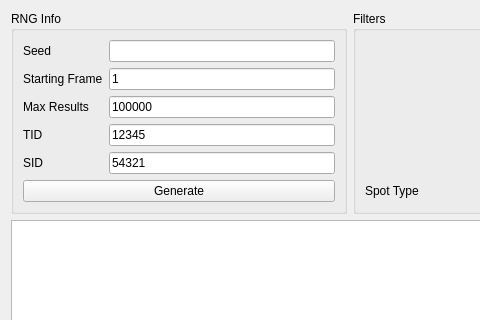
Before: the Qt Designer form Forms/Gen3/Tools/PokeSpot.ui in Admiral-Fish/PokeFinder, drawn with Qt 5; both pictures show x 0 to 480 and y 0 to 320 of the 700 by 600 pixel window.
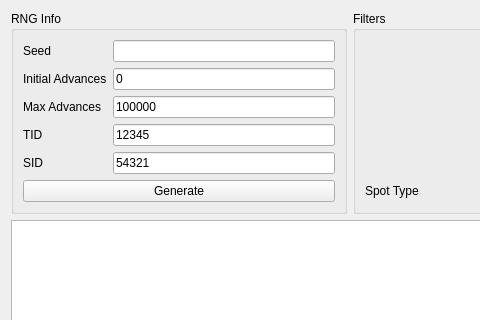
After: the same form once the commit is applied. Custom widgets are drawn as their Qt base class.

Commit message: Rename frame to advance, and start from advance 0 (closes #108) (#113)

Patch:
```diff
--- a/Forms/Gen3/Tools/PokeSpot.ui
+++ b/Forms/Gen3/Tools/PokeSpot.ui
@@ -49,14 +49,14 @@
       <item row="1" column="0">
        <widget class="QLabel" name="labelStartingFrame">
         <property name="text">
-         <string>Starting Frame</string>
+         <string>Initial Advances</string>
         </property>
        </widget>
       </item>
       <item row="1" column="1">
        <widget class="TextBox" name="textBoxStartingFrame">
         <property name="text">
-         <string notr="true">1</string>
+         <string notr="true">0</string>
         </property>
         <property name="maxLength">
          <number>10</number>
@@ -66,7 +66,7 @@
       <item row="2" column="0">
        <widget class="QLabel" name="labelMaxResults">
         <property name="text">
-         <string>Max Results</string>
+         <string>Max Advances</string>
         </property>
        </widget>
       </item>
```
Left out of the diff: 12 changed lines with no effect on the pictures. The commit also changes 271 other files.
